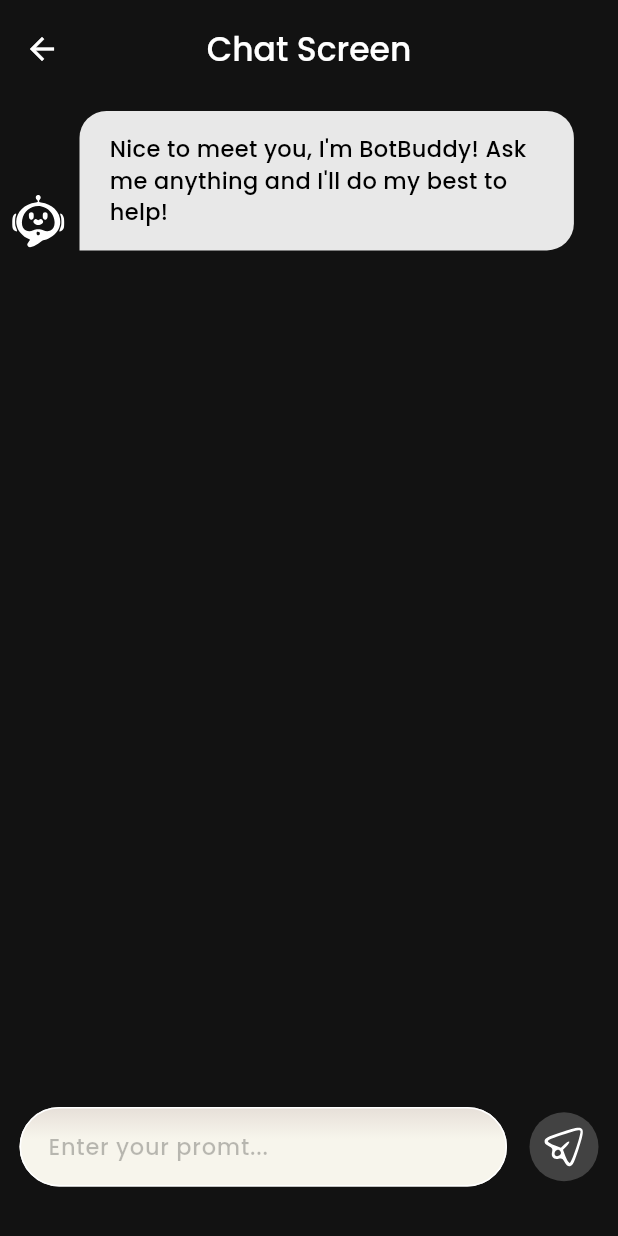
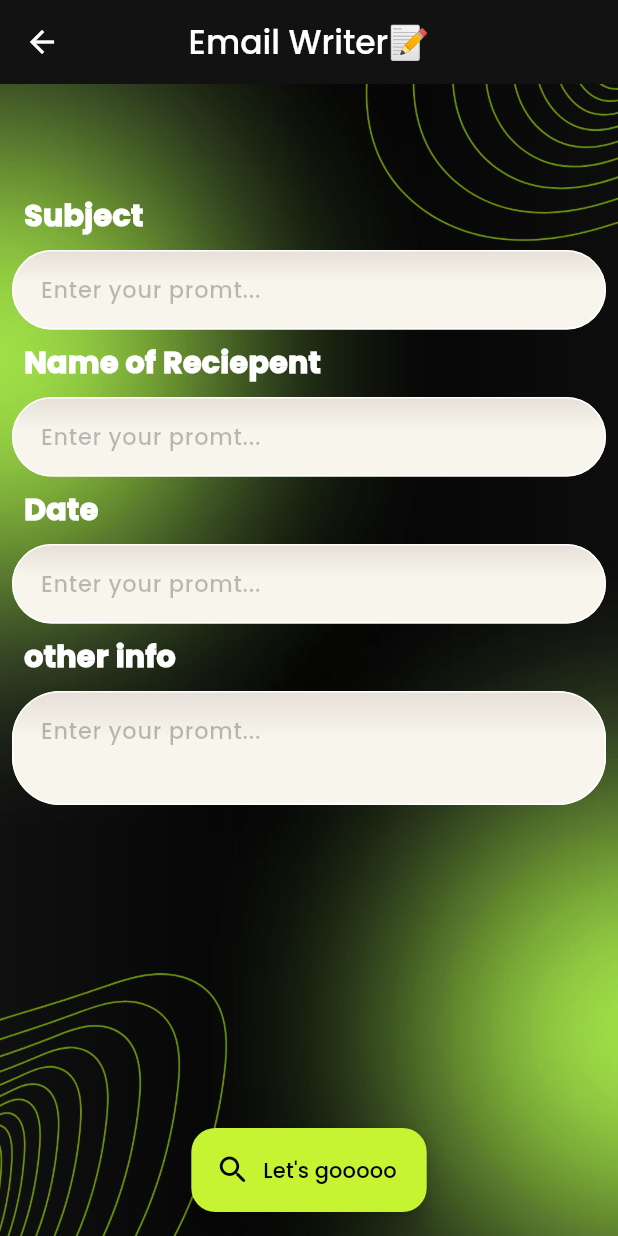
Before and after one commit to amaan0605/gemini_chatbot, a Flutter app: the screen it shows once a user with an empty profile is signed in, after a tap on "Email Writer", on a phone screen of 412 x 824 dp. Run offline on Flutter 3.47's test engine with Material 3 defaults, Android fonts, the phone set to English and light mode, and no system bars; drawn by our look-alikes of flutter_markdown; our stand-ins replace avatar_glow, custom_navigation_bar, firebase_auth, firebase_core, flutter_chat_types, flutter_chat_ui and 7 more; accounts and stored records are empty; project files that could hold a hidden picture were left out.

Commit message:
bot pages added

```diff
--- a/lib/providers/chat_provider.dart
+++ b/lib/providers/chat_provider.dart
@@ -21,7 +21,7 @@ class ChatProvider extends ChangeNotifier {
   void _initChat() async {
     _chatInstance = _model.startChat(history: [
       Content.text(
-          "You are BotBuddy, a personal AI Chatbot. Your job is to answer user's questions. You can use a fun tone"),
+          "You are BotBuddy, a personal AI Chatbot. Your job is to answer user's questions. You can use a fun tone and emoji"),
       Content.model([
         TextPart(
             "Nice to meet you, I'm BotBuddy! Ask me anything and I'll do my best to help!")
--- a/lib/providers/chip_provider.dart
+++ b/lib/providers/chip_provider.dart
@@ -2,8 +2,8 @@ import 'package:flutter/foundation.dart';
 import 'package:flutter/material.dart';
 
 class ChipProvider extends ChangeNotifier {
-  final List<String> _genreList = [];
-  final List<String> _countryList = [];
+  final List<String> _genreList = ['action'];
+  final List<String> _countryList = ['india'];
   bool isSelected = false;
 
   List<String> get genreList => _genreList;
--- /dev/null
+++ b/lib/screens/botScreens/email_writer.dart
@@ -0,0 +1,57 @@
+import 'package:flutter/material.dart';
+import 'package:gemini_chatbot/screens/navigationBar/my_fab.dart';
+import 'package:gemini_chatbot/screens/varients/preference_page.dart';
+import 'package:gemini_chatbot/utils/common/background_image.dart';
+import 'package:gemini_chatbot/utils/common/constants.dart';
+import 'package:gemini_chatbot/utils/widgets/custom_textfield.dart';
+
+class EmailWriterScreen extends StatelessWidget {
+  EmailWriterScreen({super.key});
+
+  final TextEditingController _subjectController = TextEditingController();
+  final TextEditingController _nameController = TextEditingController();
+  final TextEditingController _dateController = TextEditingController();
+  final TextEditingController _infoController = TextEditingController();
+  @override
+  Widget build(BuildContext context) {
+    return Scaffold(
+      appBar: AppBar(
+        title: const Text('Email Writer📝'),
+        centerTitle: true,
+      ),
+      body: backgroundContainer(
+          child: Padding(
+        padding: const EdgeInsets.all(8.0),
+        child: Column(
+          crossAxisAlignment: CrossAxisAlignment.start,
+          children: [
+            const MyHeadingText(heading: 'Subject'),
+            CustomTextField(controller: _subjectController),
+            const MyHeadingText(heading: 'Name of Reciepent'),
+            CustomTextField(controller: _nameController),
+            const MyHeadingText(heading: 'Date'),
+            CustomTextField(controller: _dateController),
+            const MyHeadingText(
+              heading: 'other info',
+            ),
+            CustomTextField(controller: _infoController, maxLines: 2),
+          ],
+        ),
+      )),
+      floatingActionButton: myFloatingActionButton(onTap: () {}),
+      // FloatingActionButton.extended(
+      //   onPressed: () async {
+      //     //   Provider.of<ChatProvider>(context, listen: false).sendChatMessage(
+      //     //       context,
+      //     //       'You are a film master and all the movies. Now please recommend me some best movies: Type: ${genreList.lastOrNull}, Region: ${counryList.lastOrNull}, Actor: ${_actorController.text}, Other info: ${_infoController.text}');
+      //     //   await Navigator.pushNamed(context, '/chatscreen');
+      //   },
+      //   isExtended: true,
+      //   materialTapTargetSize: MaterialTapTargetSize.shrinkWrap,
+      //   icon: const Icon(Icons.search_rounded),
+      //   label: const Text("Let's gooooooooo"),
+      // ),
+      floatingActionButtonLocation: FloatingActionButtonLocation.centerFloat,
+    );
+  }
+}
--- /dev/null
+++ b/lib/screens/navigationBar/my_fab.dart
@@ -0,0 +1,11 @@
+import 'package:flutter/material.dart';
+
+FloatingActionButton myFloatingActionButton({required Function()? onTap}) {
+  return FloatingActionButton.extended(
+    onPressed: onTap,
+    label: const Text("Let's gooooo"),
+    isExtended: true,
+    materialTapTargetSize: MaterialTapTargetSize.shrinkWrap,
+    icon: const Icon(Icons.search_rounded),
+  );
+}
--- a/lib/screens/settings/setting_page.dart
+++ b/lib/screens/settings/setting_page.dart
@@ -15,7 +15,7 @@ class SettingsPage extends StatelessWidget {
       appBar: appBar(),
       body: backgroundContainer(
         child: Padding(
-          padding: const EdgeInsets.all(8.0),
+          padding: const EdgeInsets.fromLTRB(8.0, 40, 8, 8),
           child: Column(
             children: [
               //Get Premium
--- a/lib/screens/varients/bot_varients_page.dart
+++ b/lib/screens/varients/bot_varients_page.dart
@@ -15,10 +15,7 @@ class BotVarientsPage extends StatelessWidget {
       body: backgroundContainer(
         child: Column(
           children: [
-            const Text(
-              'Varients',
-              style: TextStyle(fontSize: 25),
-            ),
+            const SizedBox(height: 30),
             Expanded(
               child: Container(
                 margin: const EdgeInsets.only(bottom: 50),
--- a/lib/utils/common/constants.dart
+++ b/lib/utils/common/constants.dart
@@ -2,3 +2,22 @@ import 'package:flutter/material.dart';
 
 const Color kGreenColor = Color(0xFFc6f432);
 const Color kBlackColor = Color(0xFF060706);
+
+//Custom Heading Text
+class MyHeadingText extends StatelessWidget {
+  const MyHeadingText({
+    super.key,
+    required this.heading,
+  });
+  final String heading;
+  @override
+  Widget build(BuildContext context) {
+    return Padding(
+      padding: const EdgeInsets.all(8.0),
+      child: Text(
+        heading,
+        style: const TextStyle(fontSize: 20, fontWeight: FontWeight.w900),
+      ),
+    );
+  }
+}
```
Also changed, not shown: lib/screens/botScreens/book_finder.dart (added, +21 -0 lines), lib/screens/botScreens/programming_solver.dart (added, +35 -0 lines), lib/screens/home/home_screen.dart (+9 -9 lines), lib/screens/varients/preference_page.dart (+5 -23 lines).
